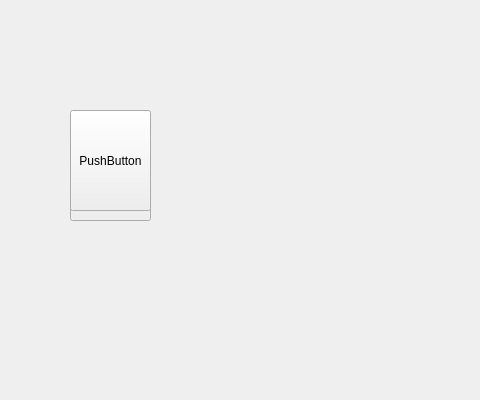
cepin19/secret, file ICP/mainwindow.ui: the form before one commit; both pictures show x 0 to 480 and y 107 to 507 of the 784 by 507 pixel window.
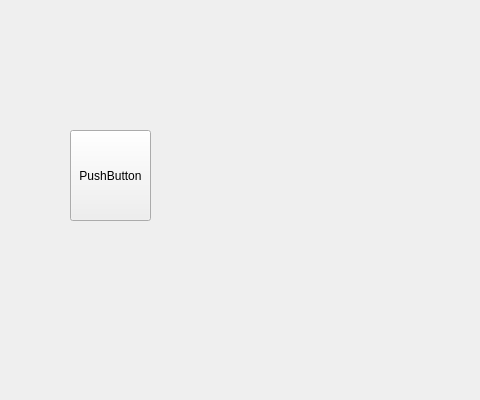
The form after the commit.

What changed in the file:
```diff
--- a/ICP/mainwindow.ui
+++ b/ICP/mainwindow.ui
@@ -39,19 +39,6 @@
      <string>PushButton</string>
     </property>
    </widget>
-   <widget class="QPushButton" name="pushButton">
-    <property name="geometry">
-     <rect>
-      <x>70</x>
-      <y>200</y>
-      <width>81</width>
-      <height>101</height>
-     </rect>
-    </property>
-    <property name="text">
-     <string>PushButton</string>
-    </property>
-   </widget>
   </widget>
   <widget class="QMenuBar" name="menuBar">
    <property name="geometry">
```
